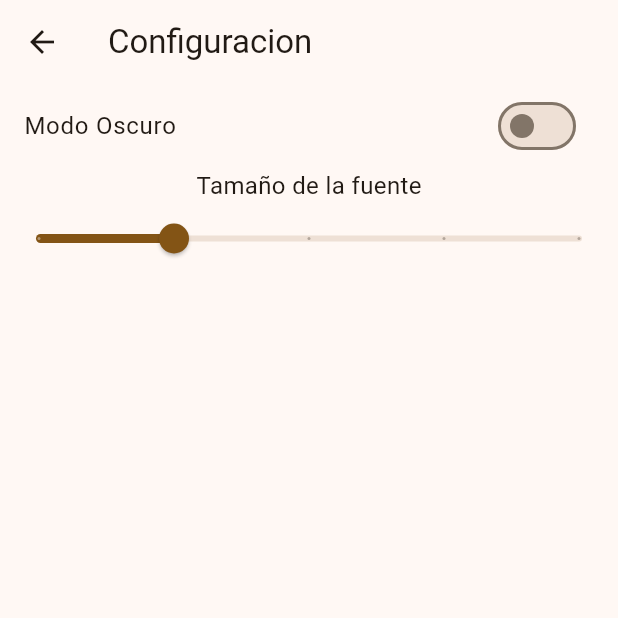
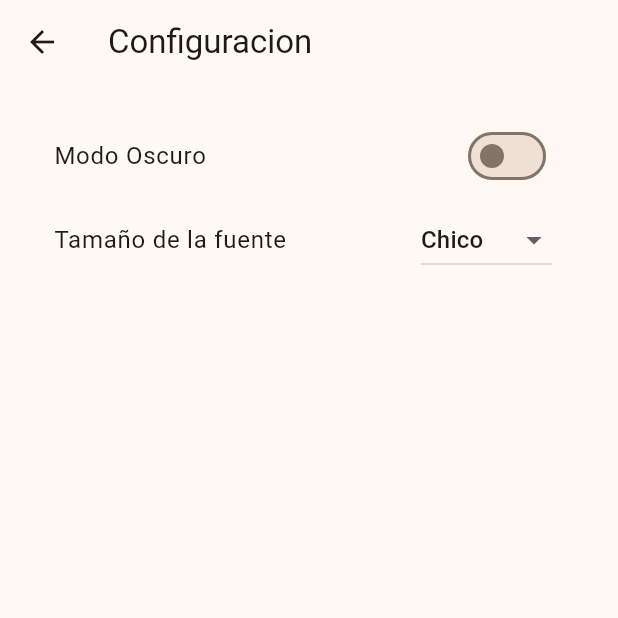
Before and after one commit to NugetDePatto/new_mecanico, a Flutter app: the screen it shows after launch, after a tap on the "settings" icon, on a phone screen of 412 x 824 dp, the top half of it. Run offline on Flutter 3.47's test engine with Material 2 defaults, Android fonts, the phone set to English and light mode, and no system bars; our stand-ins replace animated_bottom_navigation_bar, hive_flutter; accounts and stored records are empty.

Commit message:
unique key vistas

```diff
--- a/lib/controlador/bottom_bar_controller.dart
+++ b/lib/controlador/bottom_bar_controller.dart
@@ -4,21 +4,22 @@ import 'package:new_mecanico/vista/Clientes/clientes_view.dart';
 class BottomBarController {
   int index = 0;
 
-  List<String> nombres = [
-    'Inicio',
-    'Taller',
-    'Clientes',
-    'Calendario',
-    'Reportes',
-  ];
-
-  List<Widget> vistas = [
-    const Scaffold(),
-    const Scaffold(),
-    const ClientesView(),
-    const Scaffold(),
-    const Scaffold(),
-  ];
+  StatefulWidget vista() {
+    switch (index) {
+      case 0:
+        return const Scaffold();
+      case 1:
+        return const Scaffold();
+      case 2:
+        return ClientesView(key: UniqueKey());
+      case 3:
+        return const Scaffold();
+      case 4:
+        return const Scaffold();
+      default:
+        return const Scaffold();
+    }
+  }
 
   List<String> get titulos => [
         'Inicio',
--- a/lib/controlador/main_controller.dart
+++ b/lib/controlador/main_controller.dart
@@ -3,13 +3,10 @@ import 'package:hive_flutter/adapters.dart';
 import 'package:new_mecanico/utils/hive_utils.dart';
 import '../utils/apariencia_utils.dart';
 
-class MainController {
-  get listener => Hive.box('config').listenable();
+var listenerConfig = Hive.box('config').listenable();
 
-  initMain() async {
-    await initHive();
-  }
+initMain() async {
+  await initHive();
+}
 
-  Brightness get brightness =>
-      isDarkMode() ? Brightness.dark : Brightness.light;
-}
+Brightness get brightness => isDarkMode() ? Brightness.dark : Brightness.light;
--- a/lib/main.dart
+++ b/lib/main.dart
@@ -3,7 +3,7 @@ import 'package:new_mecanico/controlador/main_controller.dart';
 import 'package:new_mecanico/vista/bottom_bar_view.dart';
 
 Future<void> main() async {
-  await MainController().initMain();
+  await initMain();
   runApp(const MyApp());
 }
 
@@ -12,15 +12,14 @@ class MyApp extends StatelessWidget {
 
   @override
   Widget build(BuildContext context) {
-    MainController con = MainController();
     return ValueListenableBuilder(
-      valueListenable: con.listener,
+      valueListenable: listenerConfig,
       builder: (context, config, child) => MaterialApp(
         debugShowCheckedModeBanner: false,
         title: 'MechanX',
         theme: ThemeData(
           colorSchemeSeed: Colors.orangeAccent,
-          brightness: con.brightness,
+          brightness: brightness,
           useMaterial3: true,
         ),
         home: const BottomBarView(),
--- a/lib/utils/appBar_utils.dart
+++ b/lib/utils/appBar_utils.dart
@@ -1,6 +1,4 @@
 import 'package:flutter/material.dart';
-
-import '../vista/Configuraciones/config_view.dart';
 
 class AppBarUtil extends StatefulWidget implements PreferredSizeWidget {
   final String titulo;
@@ -24,23 +22,7 @@ class AppBarUtilState extends State<AppBarUtil> {
     return AppBar(
       title: Text(widget.titulo),
       centerTitle: widget.centerTitle ?? false,
-      actions: [
-        IconButton(
-          onPressed: () {
-            Navigator.push(
-              context,
-              MaterialPageRoute(
-                builder: (context) => const ConfigView(),
-              ),
-            ).then((value) {
-              if (widget.onBack != null) {
-                widget.onBack!(value);
-              }
-            });
-          },
-          icon: const Icon(Icons.settings),
-        ),
-      ],
+      actions: widget.actions,
     );
   }
 }
--- a/lib/utils/hive_utils.dart
+++ b/lib/utils/hive_utils.dart
@@ -15,4 +15,36 @@ Future<void> initHive() async {
   Hive.registerAdapter(CocheAdapter());
   Hive.registerAdapter(ClienteAdapter());
   await Hive.openBox<Cliente>('clientes');
+  prueba();
 }
+
+prueba() {
+  Box<Cliente> clientes = Hive.box<Cliente>('clientes');
+
+  if (clientes.isEmpty) {
+    clientes.add(
+      Cliente(
+        nombre: 'nombre',
+        direccion: 'direccion',
+        telefono: 'telefono',
+        coches: [],
+      ),
+    );
+    clientes.add(
+      Cliente(
+        nombre: 'nombre2',
+        direccion: 'direccion2',
+        telefono: 'telefono2',
+        coches: [],
+      ),
+    );
+    clientes.add(
+      Cliente(
+        nombre: 'nombre3',
+        direccion: 'direccion3',
+        telefono: 'telefono3',
+        coches: [],
+      ),
+    );
+  }
+}
--- a/lib/vista/Configuraciones/config_view.dart
+++ b/lib/vista/Configuraciones/config_view.dart
@@ -17,6 +17,7 @@ class _ConfigViewState extends State<ConfigView> {
         title: const Text('Configuracion'),
       ),
       body: SingleChildScrollView(
+        padding: const EdgeInsets.all(20),
         child: Column(
           children: [
             SwitchListTile(
@@ -28,21 +29,35 @@ class _ConfigViewState extends State<ConfigView> {
                 });
               },
             ),
-            Text(
+            ListTile(
+              title: Text(
                 'Tamaño de la fuente',
                 style: TextStyle(fontSize: configC.tamanoFuente),
               ),
-            Slider(
+              trailing: DropdownButton<double>(
                 value: configC.tamanoFuente,
-              min: 10,
-              max: 30,
-              divisions: 4,
-              label: configC.tamanoFuente.toString(),
-              onChanged: (double value) {
+                items: const [
+                  DropdownMenuItem(
+                    value: 16,
+                    child: Text('Chico'),
+                  ),
+                  DropdownMenuItem(
+                    value: 20,
+                    child: Text('Mediano'),
+                  ),
+                  DropdownMenuItem(
+                    value: 25,
+                    child: Text('Grande'),
+                  ),
+                ],
+                onChanged: (double? value) {
                   setState(() {
+                    if (value != null) {
                       configC.setTamanoFuente(value);
+                    }
                   });
                 },
+              ),
             ),
           ],
         ),
--- a/lib/vista/bottom_bar_view.dart
+++ b/lib/vista/bottom_bar_view.dart
@@ -2,6 +2,8 @@ import 'package:flutter/material.dart';
 import 'package:new_mecanico/controlador/bottom_bar_controller.dart';
 import 'package:new_mecanico/utils/appBar_utils.dart';
 import 'package:animated_bottom_navigation_bar/animated_bottom_navigation_bar.dart';
+
+import 'Configuraciones/config_view.dart';
 
 class BottomBarView extends StatefulWidget {
   const BottomBarView({super.key});
@@ -15,8 +17,25 @@ class _BottomBarViewState extends State<BottomBarView> {
   @override
   Widget build(BuildContext context) {
     return Scaffold(
-      appBar: AppBarUtil('Taller Mecanico', key: GlobalKey<AppBarUtilState>()),
-      body: con.vistas[con.index],
+      appBar: AppBarUtil(
+        'Taller Mecanico',
+        actions: [
+          IconButton(
+            onPressed: () {
+              Navigator.push(
+                context,
+                MaterialPageRoute(
+                  builder: (context) => const ConfigView(),
+                ),
+              ).then((value) {
+                setState(() {});
+              });
+            },
+            icon: const Icon(Icons.settings),
+          ),
+        ],
+      ),
+      body: con.vista(),
       floatingActionButton: FloatingActionButton.large(
         shape: const StadiumBorder(),
         onPressed: () {
@@ -51,7 +70,7 @@ class _BottomBarViewState extends State<BottomBarView> {
               color: con.sePresiono(isActive, context),
             ),
             Text(
-              con.nombres[index],
+              con.titulos[index],
               style: TextStyle(
                 color: con.sePresiono(isActive, context),
               ),
```
Lines whose indentation alone changed are shown as unchanged.
